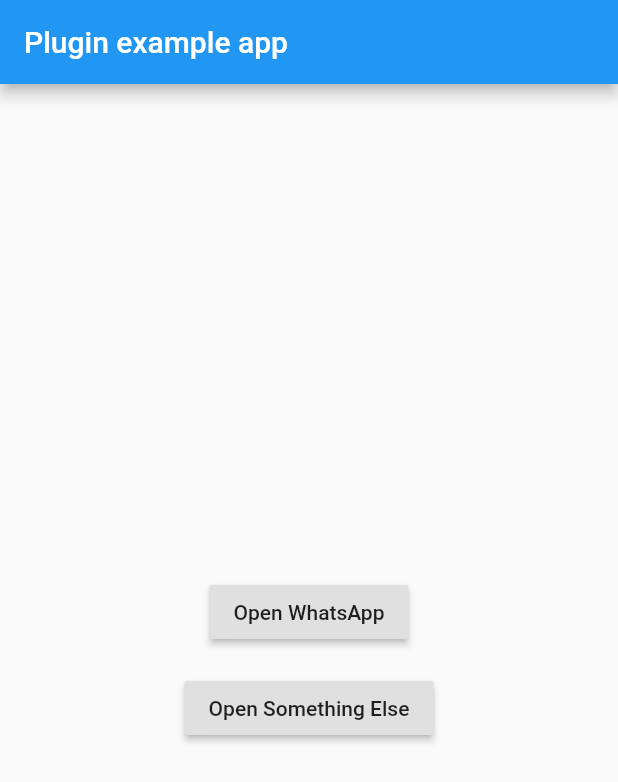
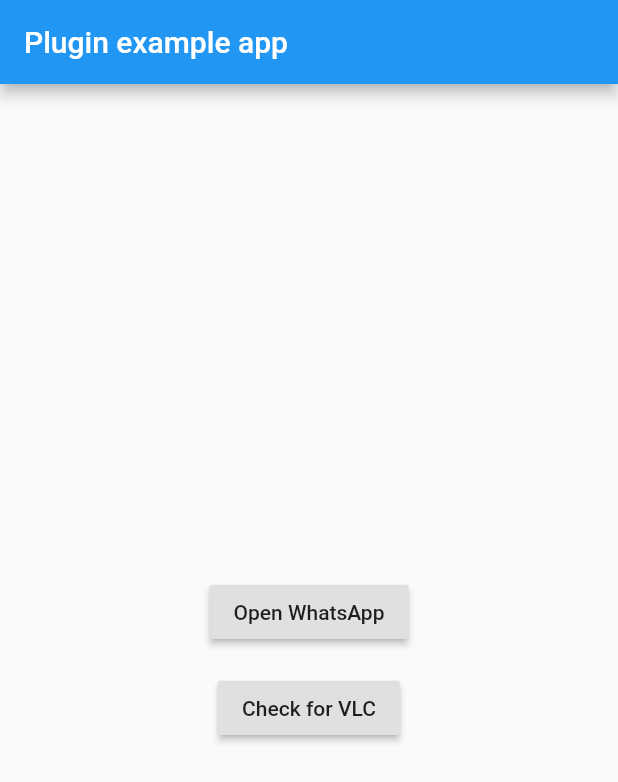
Before and after one commit to Akora-IngDKB/app_launcher, a Flutter app: the screen it shows after launch, on a phone screen of 412 x 824 dp. Shown: the top 782 px of the screen. Run offline on Flutter 3.47's test engine with Material 2 defaults, Android fonts, the phone set to English and light mode, and no system bars.

Commit message:
Updated example

```diff
--- a/example/lib/main.dart
+++ b/example/lib/main.dart
@@ -29,11 +29,13 @@ class MyApp extends StatelessWidget {
               SizedBox(height: 16),
               RaisedButton(
                 onPressed: () async {
-                  await AppLauncher.openApp(
-                    androidApplicationId: "sth.apply.wrongapp",
+                  final value = await AppLauncher.hasApp(
+                    androidApplicationId: "org.videolan.vlc",
                   );
+
+                  print(value);
                 },
-                child: Text('Open Something Else'),
+                child: Text('Check for VLC'),
               ),
             ],
           ),
```
